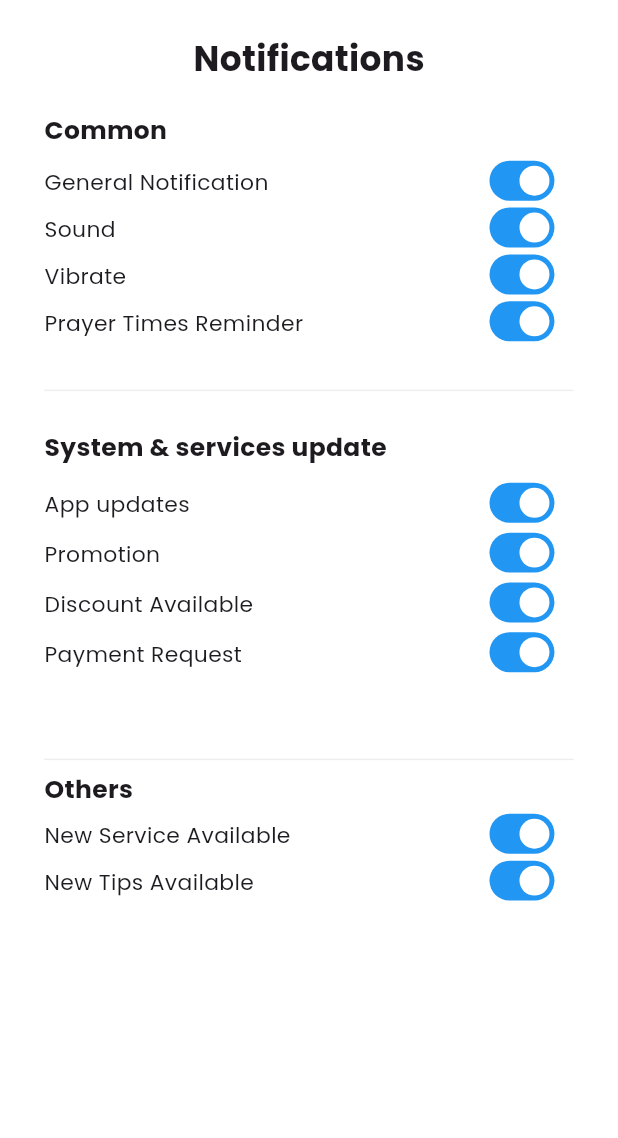
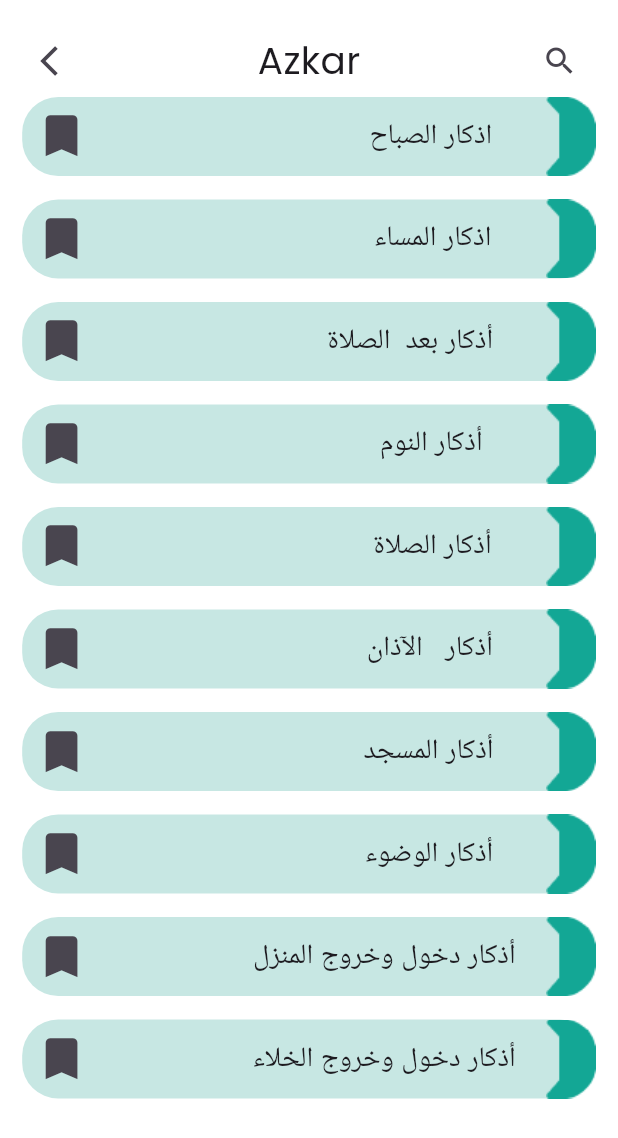
Before and after one commit to Oswa-Hassana-project/Flutter_app, a Flutter app: the screen it shows after launch, on a phone screen of 412 x 824 dp. Shown: the top 1138 px of the screen. Run offline on Flutter 3.47's test engine with Material 3 defaults, Android fonts, the phone set to English and light mode, and no system bars; our stand-ins replace bloc, country_picker, flutter_bloc, flutter_pw_validator, intl_phone_field.

Commit message:
add azkar page

```diff
--- a/lib/main.dart
+++ b/lib/main.dart
@@ -1,4 +1,5 @@
 import 'package:bloc/bloc.dart';
+import 'package:finalproject/pages/azkaePage.dart';
 import 'package:finalproject/pages/edit_profile.dart';
 import 'package:finalproject/pages/homepage.dart';
 import 'package:finalproject/pages/notificationsPage.dart';
@@ -28,7 +29,7 @@ class MyApp extends StatelessWidget {
         useMaterial3: true,
         scaffoldBackgroundColor: Color(0xff13a795),
       ),debugShowCheckedModeBanner: false,
-      home: NotificationsPage(),
+      home: AzkarPage(),
     );
   }
 }
--- /dev/null
+++ b/lib/pages/azkaePage.dart
@@ -0,0 +1,63 @@
+import 'package:finalproject/widgets/constsnts.dart';
+import 'package:finalproject/widgets/widgets.dart';
+import 'package:flutter/material.dart';
+
+class AzkarPage extends StatelessWidget {
+  const AzkarPage({super.key});
+
+  @override
+  Widget build(BuildContext context) {
+    List AzkarTitle=['اذكار الصباح','اذكار المساء','أذكار بعد  الصلاة ','أذكار النوم ','أذكار الصلاة','أذكار   الآذان','أذكار المسجد'
+      ,'أذكار الوضوء','أذكار دخول وخروج المنزل','أذكار دخول وخروج الخلاء'];
+    return Scaffold(
+        backgroundColor: Colors.white,
+        body: SafeArea(
+          child: Padding(
+            padding: EdgeInsets.symmetric(
+                horizontal: widthR(14, context),
+                vertical: heightR(17, context)),
+            child: SizedBox(
+              width: double.infinity,
+              height: double.infinity,
+              child: Column(
+                children: [
+                  Row(
+                    mainAxisAlignment: MainAxisAlignment.spaceBetween,
+                    children: [
+                      IconButton(
+                          onPressed: () {}, icon: Icon(Icons.arrow_back_ios)),
+                      Text(
+                        'Azkar',
+                        style: TextStyle(fontSize: sizeR(24, context)),
+                      ),
+                      IconButton(onPressed: () {}, icon: Icon(Icons.search)),
+                    ],
+                  ),
+                  AzkarWidget('اذكار الصباح', context),
+                  SizedBox(height: heightR(16, context),),
+                  AzkarWidget(AzkarTitle[1], context),
+                  SizedBox(height: heightR(16, context),),
+                  AzkarWidget(AzkarTitle[2], context),
+                  SizedBox(height: heightR(16, context),),
+                  AzkarWidget(AzkarTitle[3], context),
+                  SizedBox(height: heightR(16, context),),
+                  AzkarWidget(AzkarTitle[4], context),
+                  SizedBox(height: heightR(16, context),),
+                  AzkarWidget(AzkarTitle[5], context),
+                  SizedBox(height: heightR(16, context),),
+                  AzkarWidget(AzkarTitle[6], context),
+                  SizedBox(height: heightR(16, context),),
+                  AzkarWidget(AzkarTitle[7], context),
+                  SizedBox(height: heightR(16, context),),
+                  AzkarWidget(AzkarTitle[8], context),
+                  SizedBox(height: heightR(16, context),),
+                  AzkarWidget(AzkarTitle[9], context),
+
+
+                ],
+              ),
+            ),
+          ),
+        ));
+  }
+}
--- a/lib/widgets/widgets.dart
+++ b/lib/widgets/widgets.dart
@@ -1,3 +1,4 @@
+import 'package:finalproject/widgets/constsnts.dart';
 import 'package:flutter/material.dart';
 
 Widget Prayer_times (Prayer,image,time){
@@ -27,3 +28,37 @@ Widget features (icon,name){
     ),
   );
 }
+
+Widget AzkarWidget(String title,context){
+  return  Container(
+    width: widthR(362, context),
+    height: heightR(54, context),
+    decoration: BoxDecoration(
+      color: Color(0xFFc7e7e3),
+      borderRadius:
+      BorderRadius.circular(sizeR(23, context)),
+    ),
+    child: Row(
+      mainAxisAlignment: MainAxisAlignment.start,
+      children: [
+        IconButton(
+          onPressed: () {},
+          icon: Icon(Icons.bookmark),
+          iconSize: sizeR(35, context),
+        ),
+        Spacer(flex: 5),
+
+        Text(
+          title,
+          style: TextStyle(fontSize: sizeR(18, context),),
+        ),
+        Spacer(flex: 1,),
+        Image(
+          image: AssetImage(
+            'assets/icons/Rectangle 998.png',
+          ),
+        ),
+      ],
+    ),
+  );
+}
```
Also changed, not shown: assets/icons/Rectangle 998.png (added).
